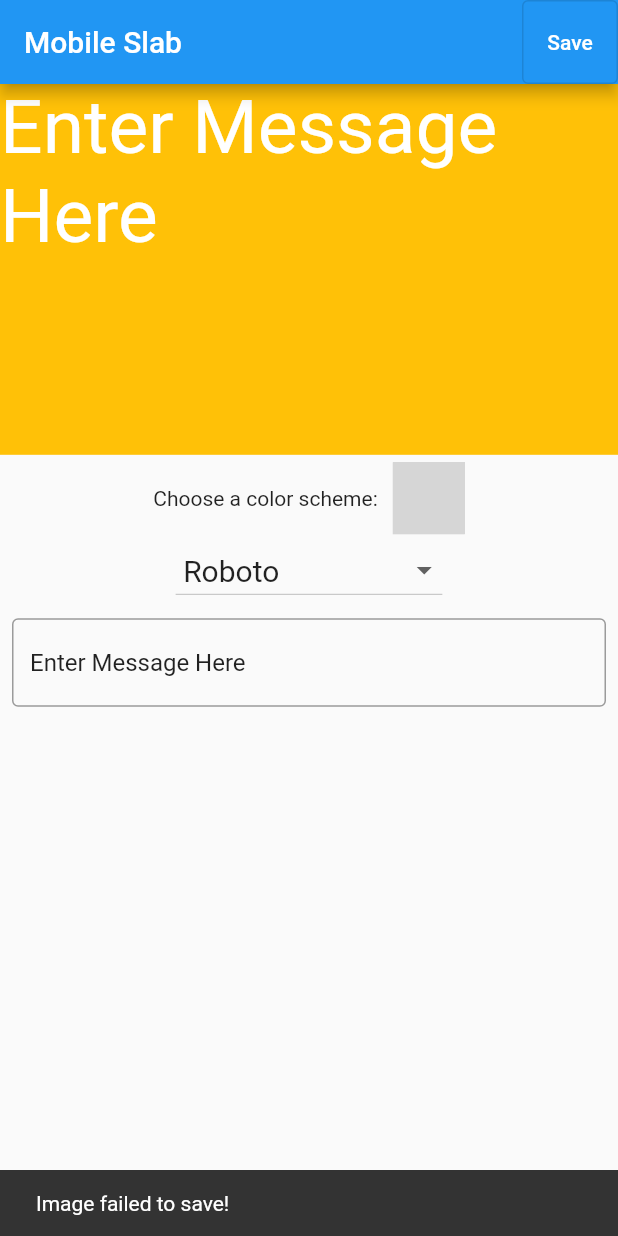
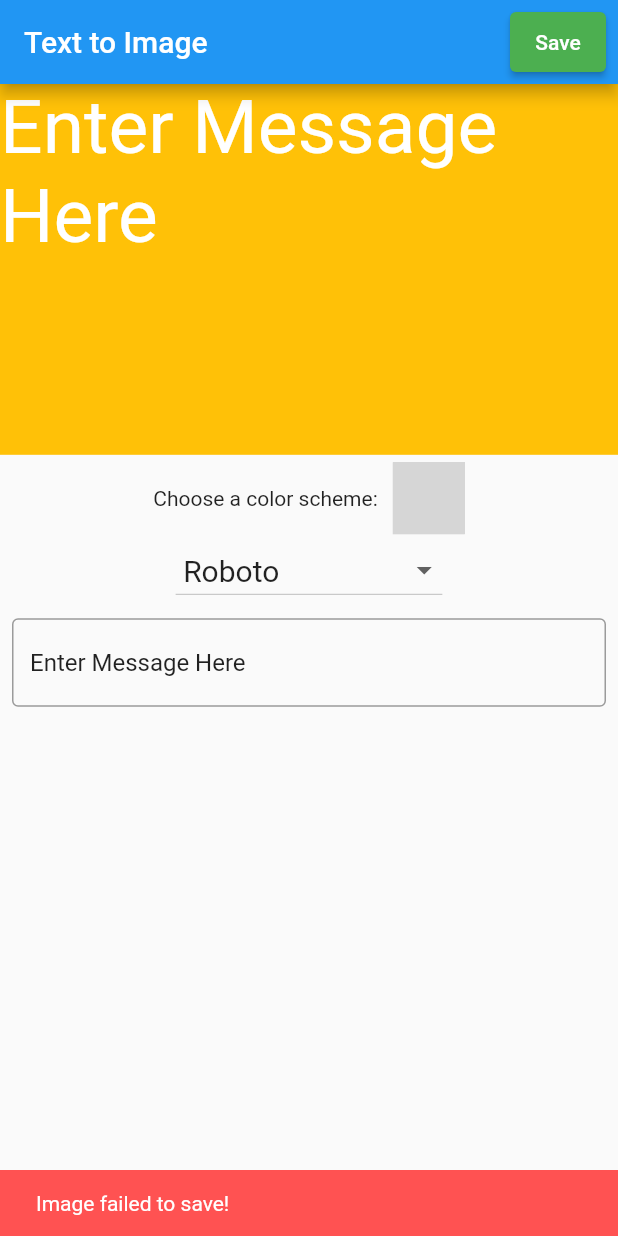
Before and after one commit to louieseno/flutter_text_to_image, a Flutter app: the screen it shows after launch, after a tap on "Save", on a phone screen of 412 x 824 dp. Run offline on Flutter 3.47's test engine with Material 2 defaults, Android fonts, the phone set to English and light mode, and no system bars; our stand-ins replace image_gallery_saver, permission_handler; missing offline and left inert: flex_color_picker; grey boxes are pictures that could not be loaded.

Commit message:
fix: widgets

```diff
--- a/lib/main.dart
+++ b/lib/main.dart
@@ -46,34 +46,44 @@ class _MyHomePageState extends State<MyHomePage> {
   Widget build(BuildContext context) {
     return Scaffold(
         appBar: AppBar(
-          title: Text("Mobile Slab"),
+          title: Text("Text to Image"),
           actions: [
-            OutlinedButton(
+            Padding(
+              padding: const EdgeInsets.all(8.0),
+              child: ElevatedButton(
                   onPressed: _saveScreen,
                   child: Text(
                     "Save",
                     style: TextStyle(color: Colors.white),
                   ),
+                  style: ButtonStyle(
+                    backgroundColor:
+                        MaterialStateProperty.all<Color>(Colors.green),
+                  )),
             )
           ],
         ),
         body: Center(
-          child: ListView(
+          child: Column(
             children: <Widget>[
               RepaintBoundary(
                   key: _globalKey,
                   child: Center(
                     child: Container(
-                      margin: EdgeInsets.only(bottom: 5.0),
+                      margin: const EdgeInsets.only(bottom: 5.0),
                       color: colorScheme,
                       width: double.infinity,
                       height: MediaQuery.of(context).size.height * 0.3,
+                      child: Scrollbar(
+                        child: SingleChildScrollView(
                           child: Text(
                             _controller.text,
                             style: TextStyle(
                               color: Colors.white,
                               fontFamily: fontFamily,
                               fontSize: 50,
+                            ),
+                          ),
                         ),
                       ),
                     ),
@@ -96,10 +106,11 @@ class _MyHomePageState extends State<MyHomePage> {
                 },
               ),
               // Input
-              Padding(
+              Expanded(
+                child: Padding(
                   padding: const EdgeInsets.all(8.0),
                   child: TextField(
-                  decoration: InputDecoration(
+                    decoration: const InputDecoration(
                       hintText: 'Hint Text',
                       border: OutlineInputBorder(),
                     ),
@@ -109,6 +120,7 @@ class _MyHomePageState extends State<MyHomePage> {
                     onChanged: (value) {
                       setState(() {});
                     },
+                  ),
                 ),
               )
             ],
@@ -125,9 +137,16 @@ class _MyHomePageState extends State<MyHomePage> {
     print(info);
   }
 
-  void _showSnackBar(content) {
-    ScaffoldMessenger.of(context)
-        .showSnackBar(SnackBar(content: Text(content)));
+  void _showSnackBar(String content, bool status) {
+    ScaffoldMessenger.of(context).showSnackBar(
+      SnackBar(
+        backgroundColor: status ? Colors.green : Colors.redAccent,
+        content: Text(
+          content,
+          style: TextStyle(color: Colors.white),
+        ),
+      ),
+    );
   }
 
   void _saveScreen() async {
@@ -140,14 +159,12 @@ class _MyHomePageState extends State<MyHomePage> {
       if (byteData != null) {
         final result =
             await ImageGallerySaver.saveImage(byteData.buffer.asUint8List());
-        if (result['isSuccess']) {
-          _showSnackBar('Image save!');
-        } else {
-          _showSnackBar('Image failed to save!');
-        }
+        final _status = result['isSuccess'];
+        _showSnackBar(
+            _status ? 'Image save!' : 'Image failed to save!', _status);
       }
     } catch (err) {
-      _showSnackBar(err.toString());
+      _showSnackBar(err.toString(), false);
     }
   }
 }
```
Lines whose indentation alone changed are shown as unchanged.
